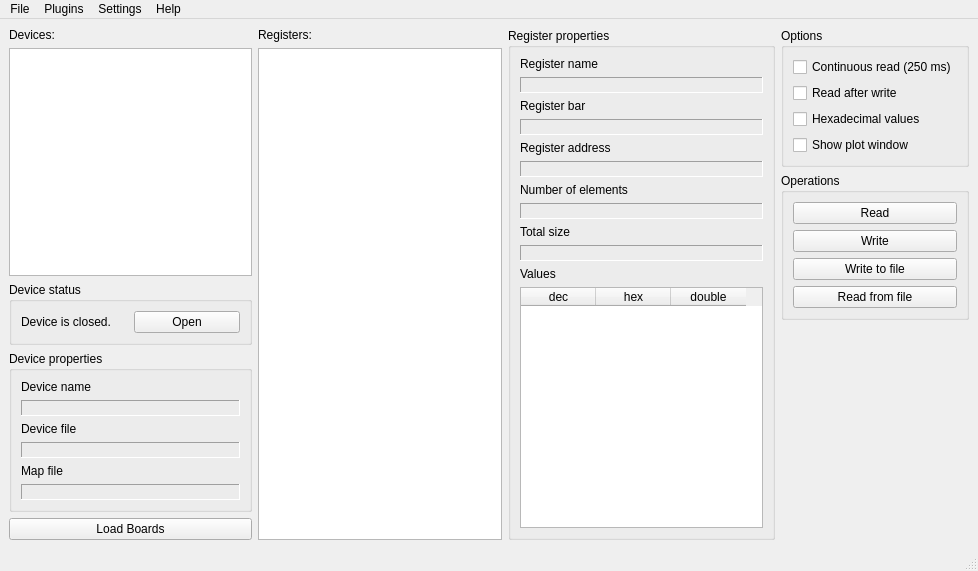
Old version of the form QtHardMonForm.ui in the repository ChimeraTK/QtHardMon.
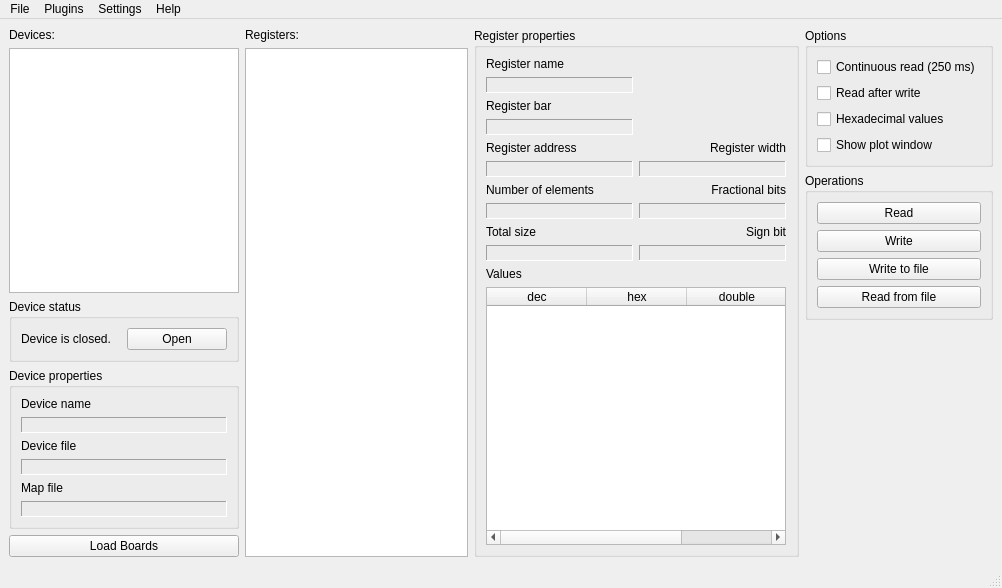
New version of the form.

Commit message: Updated GUI and code to display the Register width, fractional bits and sign bit indication

The edit to the form file:
```diff
--- a/QtHardMonForm.ui
+++ b/QtHardMonForm.ui
@@ -6,8 +6,8 @@
    <rect>
     <x>0</x>
     <y>0</y>
-    <width>978</width>
-    <height>571</height>
+    <width>1002</width>
+    <height>588</height>
    </rect>
   </property>
   <property name="sizePolicy">
@@ -37,6 +37,18 @@
         </item>
         <item>
          <widget class="QGroupBox" name="deviceStatusGroupBox">
+          <property name="sizePolicy">
+           <sizepolicy hsizetype="Preferred" vsizetype="Preferred">
+            <horstretch>0</horstretch>
+            <verstretch>0</verstretch>
+           </sizepolicy>
+          </property>
+          <property name="minimumSize">
+           <size>
+            <width>230</width>
+            <height>0</height>
+           </size>
+          </property>
           <property name="title">
            <string>Device status</string>
           </property>
@@ -153,6 +165,18 @@
       </item>
       <item>
        <widget class="QListWidget" name="registerListWidget">
+        <property name="sizePolicy">
+         <sizepolicy hsizetype="Preferred" vsizetype="Expanding">
+          <horstretch>0</horstretch>
+          <verstretch>0</verstretch>
+         </sizepolicy>
+        </property>
+        <property name="minimumSize">
+         <size>
+          <width>0</width>
+          <height>0</height>
+         </size>
+        </property>
         <property name="toolTip">
          <string>Clicking on an already selected register can trigger a read if this feature is turned on in the preferences.</string>
         </property>
@@ -164,99 +188,42 @@
      <layout class="QVBoxLayout" name="verticalLayout_4">
       <item>
        <widget class="QGroupBox" name="registerPropertiesGroupBox">
+        <property name="minimumSize">
+         <size>
+          <width>0</width>
+          <height>0</height>
+         </size>
+        </property>
         <property name="title">
          <string>Register properties</string>
         </property>
-        <layout class="QVBoxLayout" name="verticalLayout_9">
-         <item>
-          <widget class="QLabel" name="registerNameLabel">
+        <layout class="QGridLayout" name="gridLayout">
+         <property name="rightMargin">
+          <number>10</number>
+         </property>
+         <item row="10" column="0">
+          <widget class="QLabel" name="valuesLabel">
            <property name="text">
-            <string>Register name</string>
+            <string>Values</string>
            </property>
           </widget>
          </item>
-         <item>
-          <widget class="QLabel" name="registerNameDisplay">
-           <property name="frameShape">
-            <enum>QFrame::Panel</enum>
-           </property>
-           <property name="frameShadow">
-            <enum>QFrame::Sunken</enum>
-           </property>
-           <property name="text">
-            <string/>
-           </property>
-          </widget>
-         </item>
-         <item>
-          <widget class="QLabel" name="registerBarLabel">
-           <property name="text">
-            <string>Register bar</string>
-           </property>
-          </widget>
-         </item>
-         <item>
-          <widget class="QLabel" name="registerBarDisplay">
-           <property name="frameShape">
-            <enum>QFrame::Panel</enum>
-           </property>
-           <property name="frameShadow">
-            <enum>QFrame::Sunken</enum>
-           </property>
-           <property name="text">
-            <string/>
-           </property>
-          </widget>
-         </item>
-         <item>
-          <widget class="QLabel" name="registerAddressLabel">
-           <property name="text">
-            <string>Register address</string>
-           </property>
-          </widget>
-         </item>
-         <item>
-          <widget class="QLabel" name="registerAddressDisplay">
-           <property name="frameShape">
-            <enum>QFrame::Panel</enum>
-           </property>
-           <property name="frameShadow">
-            <enum>QFrame::Sunken</enum>
-           </property>
-           <property name="text">
-            <string/>
-           </property>
-          </widget>
-         </item>
-         <item>
+         <item row="6" column="0">
           <widget class="QLabel" name="registerNElementsLabel">
            <property name="text">
             <string>Number of elements</string>
            </property>
           </widget>
          </item>
-         <item>
-          <widget class="QLabel" name="registerNElementsDisplay">
-           <property name="frameShape">
-            <enum>QFrame::Panel</enum>
-           </property>
-           <property name="frameShadow">
-            <enum>QFrame::Sunken</enum>
-           </property>
-           <property name="text">
-            <string/>
-           </property>
-          </widget>
-         </item>
-         <item>
+         <item row="8" column="0">
           <widget class="QLabel" name="registerSizeLabel">
            <property name="text">
             <string>Total size</string>
            </property>
           </widget>
          </item>
-         <item>
-          <widget class="QLabel" name="registerSizeDisplay">
+         <item row="5" column="0">
+          <widget class="QLabel" name="registerAddressDisplay">
            <property name="frameShape">
             <enum>QFrame::Panel</enum>
            </property>
@@ -268,21 +235,40 @@
            </property>
           </widget>
          </item>
-         <item>
-          <widget class="QLabel" name="valuesLabel">
+         <item row="2" column="0">
+          <widget class="QLabel" name="registerBarLabel">
            <property name="text">
-            <string>Values</string>
+            <string>Register bar</string>
            </property>
           </widget>
          </item>
-         <item>
+         <item row="7" column="0">
+          <widget class="QLabel" name="registerNElementsDisplay">
+           <property name="frameShape">
+            <enum>QFrame::Panel</enum>
+           </property>
+           <property name="frameShadow">
+            <enum>QFrame::Sunken</enum>
+           </property>
+           <property name="text">
+            <string/>
+           </property>
+          </widget>
+         </item>
+         <item row="11" column="0" colspan="2">
           <widget class="QTableWidget" name="valuesTableWidget">
            <property name="sizePolicy">
-            <sizepolicy hsizetype="Preferred" vsizetype="Expanding">
+            <sizepolicy hsizetype="Expanding" vsizetype="Expanding">
              <horstretch>0</horstretch>
              <verstretch>0</verstretch>
             </sizepolicy>
            </property>
+           <property name="minimumSize">
+            <size>
+             <width>300</width>
+             <height>0</height>
+            </size>
+           </property>
            <property name="alternatingRowColors">
             <bool>true</bool>
            </property>
@@ -293,7 +279,7 @@
             <bool>false</bool>
            </attribute>
            <attribute name="horizontalHeaderDefaultSectionSize">
-            <number>75</number>
+            <number>100</number>
            </attribute>
            <attribute name="verticalHeaderDefaultSectionSize">
             <number>20</number>
@@ -318,6 +304,158 @@
            </column>
           </widget>
          </item>
+         <item row="1" column="0">
+          <widget class="QLabel" name="registerNameDisplay">
+           <property name="enabled">
+            <bool>true</bool>
+           </property>
+           <property name="layoutDirection">
+            <enum>Qt::LeftToRight</enum>
+           </property>
+           <property name="frameShape">
+            <enum>QFrame::Panel</enum>
+           </property>
+           <property name="frameShadow">
+            <enum>QFrame::Sunken</enum>
+           </property>
+           <property name="text">
+            <string/>
+           </property>
+          </widget>
+         </item>
+         <item row="0" column="0" colspan="2">
+          <widget class="QLabel" name="registerNameLabel">
+           <property name="text">
+            <string>Register name</string>
+           </property>
+          </widget>
+         </item>
+         <item row="9" column="0">
+          <widget class="QLabel" name="registerSizeDisplay">
+           <property name="frameShape">
+            <enum>QFrame::Panel</enum>
+           </property>
+           <property name="frameShadow">
+            <enum>QFrame::Sunken</enum>
+           </property>
+           <property name="text">
+            <string/>
+           </property>
+          </widget>
+         </item>
+         <item row="3" column="0">
+          <widget class="QLabel" name="registerBarDisplay">
+           <property name="frameShape">
+            <enum>QFrame::Panel</enum>
+           </property>
+           <property name="frameShadow">
+            <enum>QFrame::Sunken</enum>
+           </property>
+           <property name="text">
+            <string/>
+           </property>
+          </widget>
+         </item>
+         <item row="4" column="0">
+          <widget class="QLabel" name="registerAddressLabel">
+           <property name="text">
+            <string>Register address</string>
+           </property>
+          </widget>
+         </item>
+         <item row="9" column="1">
+          <widget class="QLabel" name="registeSignBitDisplay">
+           <property name="frameShape">
+            <enum>QFrame::Panel</enum>
+           </property>
+           <property name="frameShadow">
+            <enum>QFrame::Sunken</enum>
+           </property>
+           <property name="text">
+            <string/>
+           </property>
+           <property name="alignment">
+            <set>Qt::AlignRight|Qt::AlignTrailing|Qt::AlignVCenter</set>
+           </property>
+          </widget>
+         </item>
+         <item row="8" column="1">
+          <widget class="QLabel" name="SignedBitIndicationLabel">
+           <property name="locale">
+            <locale language="English" country="UnitedStates"/>
+           </property>
+           <property name="text">
+            <string>&lt;html&gt;&lt;head/&gt;&lt;body&gt;&lt;p&gt;Sign bit&lt;/p&gt;&lt;/body&gt;&lt;/html&gt;</string>
+           </property>
+           <property name="alignment">
+            <set>Qt::AlignRight|Qt::AlignTrailing|Qt::AlignVCenter</set>
+           </property>
+          </widget>
+         </item>
+         <item row="7" column="1">
+          <widget class="QLabel" name="registerFracBitsDisplay">
+           <property name="frameShape">
+            <enum>QFrame::Panel</enum>
+           </property>
+           <property name="frameShadow">
+            <enum>QFrame::Sunken</enum>
+           </property>
+           <property name="text">
+            <string/>
+           </property>
+           <property name="alignment">
+            <set>Qt::AlignRight|Qt::AlignTrailing|Qt::AlignVCenter</set>
+           </property>
+          </widget>
+         </item>
+         <item row="6" column="1">
+          <widget class="QLabel" name="RegisterFracBitsLabel">
+           <property name="locale">
+            <locale language="English" country="UnitedStates"/>
+           </property>
+           <property name="text">
+            <string>Fractional bits</string>
+           </property>
+           <property name="alignment">
+            <set>Qt::AlignRight|Qt::AlignTrailing|Qt::AlignVCenter</set>
+           </property>
+          </widget>
+         </item>
+         <item row="5" column="1">
+          <widget class="QLabel" name="registerWidthDisplay">
+           <property name="frameShape">
+            <enum>QFrame::Panel</enum>
+           </property>
+           <property name="frameShadow">
+            <enum>QFrame::Sunken</enum>
+           </property>
+           <property name="lineWidth">
+            <number>1</number>
+           </property>
+           <property name="midLineWidth">
+            <number>1</number>
+           </property>
+           <property name="text">
+            <string/>
+           </property>
+           <property name="alignment">
+            <set>Qt::AlignRight|Qt::AlignTrailing|Qt::AlignVCenter</set>
+           </property>
+          </widget>
+         </item>
+         <item row="4" column="1">
+          <widget class="QLabel" name="RegisterwidthLabel">
+           <property name="locale">
+            <locale language="English" country="UnitedStates"/>
+           </property>
+           <property name="text">
+            <string>Register width</string>
+           </property>
+           <property name="alignment">
+            <set>Qt::AlignRight|Qt::AlignTrailing|Qt::AlignVCenter</set>
+           </property>
+          </widget>
+         </item>
         </layout>
        </widget>
       </item>
@@ -434,7 +572,7 @@
     <rect>
      <x>0</x>
      <y>0</y>
-     <width>978</width>
+     <width>1002</width>
      <height>25</height>
     </rect>
    </property>
```
The commit also changes 1 other file.
